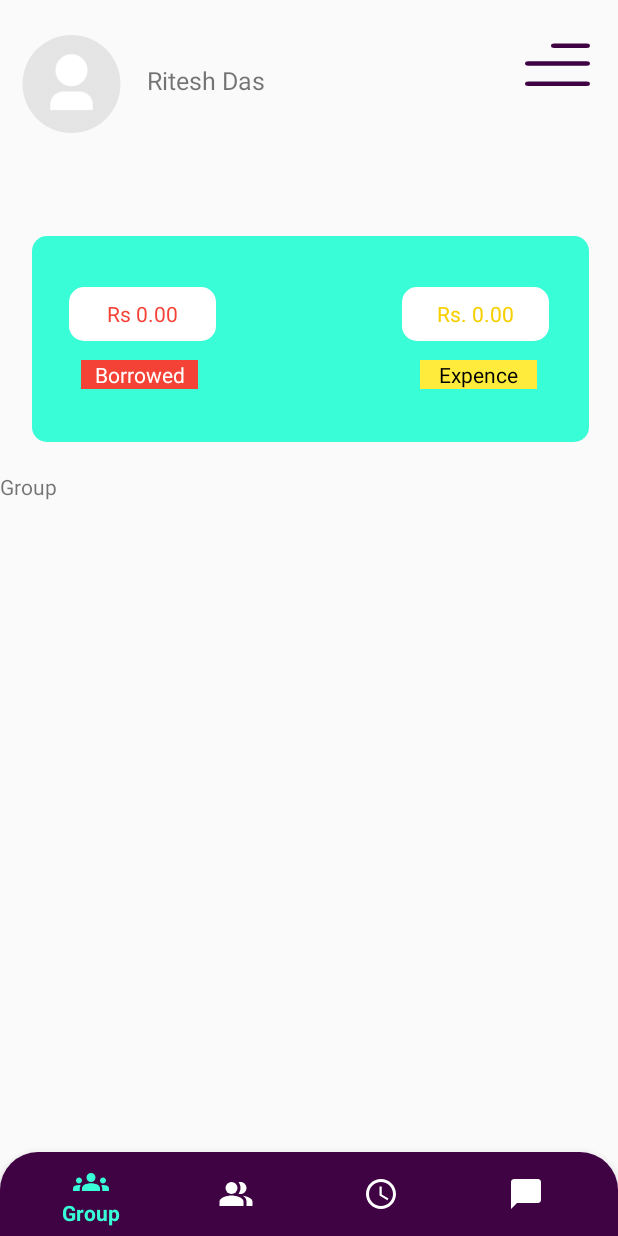
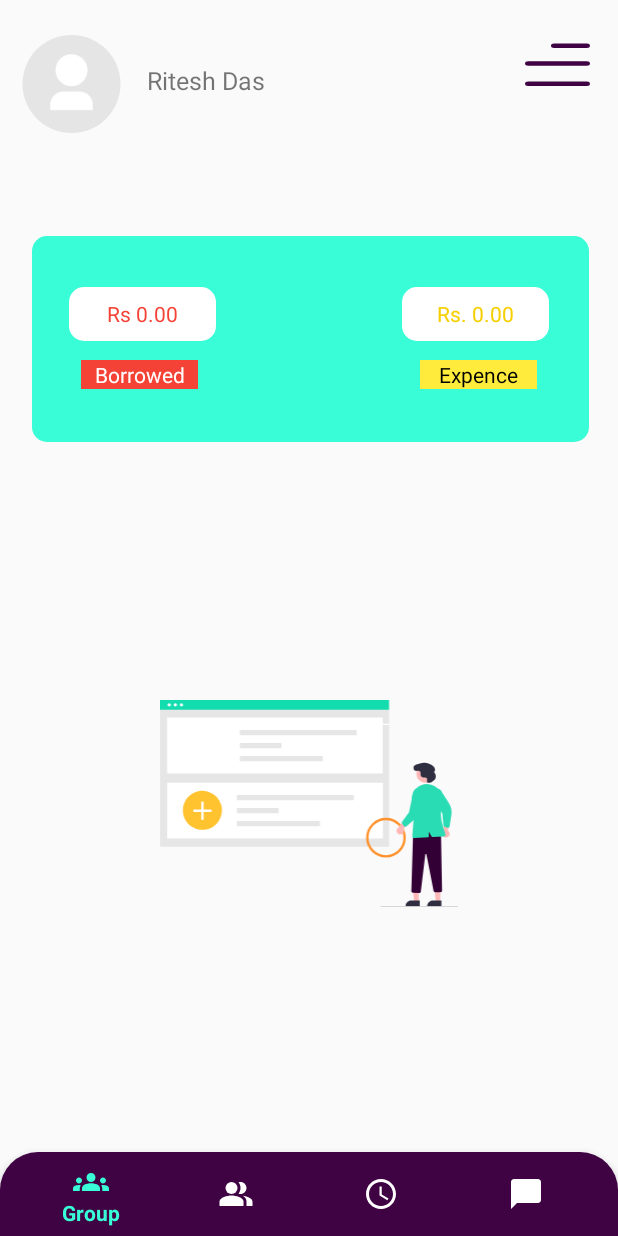
Before and after one commit to soumen974/CashSlash, an Android app: the Group screen opened directly, with no data from a screen before it, on a phone screen of 412 x 824 dp. Run offline under Robolectric (Android 15) with nearby library versions, the phone set to English and light mode, and no system bars; our stand-ins replace CircleImageView; Roboto replaces fonts that are not available here.

Commit message:
making group layputs

```diff
--- /dev/null
+++ b/app/src/main/res/drawable/groupimgview.xml
@@ -0,0 +1,113 @@
+<vector xmlns:android="http://schemas.android.com/apk/res/android"
+    android:width="177dp"
+    android:height="123dp"
+    android:viewportWidth="177"
+    android:viewportHeight="123">
+  <path
+      android:pathData="M136.15,0.08H0.06V87.24H136.15V0.08Z"
+      android:fillColor="#E6E6E6"/>
+  <path
+      android:pathData="M19.94,12.91C20.45,12.91 20.87,12.5 20.87,11.98C20.87,11.47 20.45,11.05 19.94,11.05C19.42,11.05 19,11.47 19,11.98C19,12.5 19.42,12.91 19.94,12.91Z"
+      android:fillColor="#ffffff"/>
+  <path
+      android:pathData="M23.47,12.91C23.99,12.91 24.41,12.5 24.41,11.98C24.41,11.47 23.99,11.05 23.47,11.05C22.96,11.05 22.54,11.47 22.54,11.98C22.54,12.5 22.96,12.91 23.47,12.91Z"
+      android:fillColor="#ffffff"/>
+  <path
+      android:pathData="M27.01,12.91C27.53,12.91 27.94,12.5 27.94,11.98C27.94,11.47 27.53,11.05 27.01,11.05C26.5,11.05 26.08,11.47 26.08,11.98C26.08,12.5 26.5,12.91 27.01,12.91Z"
+      android:fillColor="#ffffff"/>
+  <path
+      android:pathData="M136.05,14.17H17.67V14.83H136.05V14.17Z"
+      android:fillColor="#ffffff"/>
+  <path
+      android:pathData="M136.09,0H0V5.78H136.09V0Z"
+      android:fillColor="#13DCAE"/>
+  <path
+      android:pathData="M132.37,10.45H4.06V43.67H132.37V10.45Z"
+      android:fillColor="#ffffff"/>
+  <path
+      android:pathData="M132.45,49.13H4.14V82.36H132.45V49.13Z"
+      android:fillColor="#ffffff"/>
+  <path
+      android:pathData="M116.83,17.8H47.39V20.89H116.83V17.8Z"
+      android:fillColor="#E6E6E6"/>
+  <path
+      android:pathData="M72.15,25.53H47.39V28.63H72.15V25.53Z"
+      android:fillColor="#E6E6E6"/>
+  <path
+      android:pathData="M96.72,33.27H47.39V36.37H96.72V33.27Z"
+      android:fillColor="#E6E6E6"/>
+  <path
+      android:pathData="M36.7,65.56C36.7,67.81 36.05,70.02 34.81,71.9C34.55,72.3 34.27,72.68 33.96,73.04C33.24,73.89 32.41,74.64 31.48,75.25C31.22,75.42 30.96,75.58 30.69,75.72C29.3,76.49 27.77,76.96 26.19,77.11C25.83,77.15 25.46,77.16 25.09,77.16C24.08,77.16 23.07,77.03 22.1,76.77C21.54,76.63 21,76.44 20.48,76.21C20.21,76.09 19.95,75.97 19.69,75.83C19.07,75.51 18.49,75.13 17.94,74.7C17.69,74.5 17.44,74.29 17.21,74.07C15.79,72.76 14.73,71.12 14.11,69.3C13.49,67.47 13.33,65.52 13.65,63.62C13.97,61.72 14.76,59.93 15.95,58.41C17.14,56.9 18.68,55.7 20.45,54.93C22.21,54.15 24.14,53.83 26.06,54C27.99,54.16 29.83,54.79 31.45,55.85C33.06,56.9 34.38,58.34 35.3,60.04C36.22,61.73 36.7,63.63 36.7,65.56Z"
+      android:fillColor="#FFC330"/>
+  <path
+      android:pathData="M25.83,60.38H24.4V71.21H25.83V60.38Z"
+      android:fillColor="#ffffff"/>
+  <path
+      android:pathData="M30.53,65.08H19.7V66.51H30.53V65.08Z"
+      android:fillColor="#ffffff"/>
+  <path
+      android:pathData="M115.09,56.48H45.65V59.58H115.09V56.48Z"
+      android:fillColor="#E6E6E6"/>
+  <path
+      android:pathData="M70.41,64.22H45.65V67.31H70.41V64.22Z"
+      android:fillColor="#E6E6E6"/>
+  <path
+      android:pathData="M94.98,71.96H45.65V75.05H94.98V71.96Z"
+      android:fillColor="#E6E6E6"/>
+  <path
+      android:pathData="M9,3.83C9.53,3.83 9.96,3.4 9.96,2.88C9.96,2.35 9.53,1.92 9,1.92C8.47,1.92 8.04,2.35 8.04,2.88C8.04,3.4 8.47,3.83 9,3.83Z"
+      android:fillColor="#ffffff"/>
+  <path
+      android:pathData="M12.63,3.83C13.16,3.83 13.59,3.4 13.59,2.88C13.59,2.35 13.16,1.92 12.63,1.92C12.1,1.92 11.68,2.35 11.68,2.88C11.68,3.4 12.1,3.83 12.63,3.83Z"
+      android:fillColor="#ffffff"/>
+  <path
+      android:pathData="M5.36,3.83C5.89,3.83 6.32,3.4 6.32,2.88C6.32,2.35 5.89,1.92 5.36,1.92C4.83,1.92 4.4,2.35 4.4,2.88C4.4,3.4 4.83,3.83 5.36,3.83Z"
+      android:fillColor="#ffffff"/>
+  <path
+      android:pathData="M153.72,120.01L151.09,120.01L149.84,109.88L153.72,109.88L153.72,120.01Z"
+      android:fillColor="#FFB8B8"/>
+  <path
+      android:pathData="M154.38,122.55L145.92,122.55V122.44C145.92,122.01 146.01,121.58 146.17,121.18C146.34,120.78 146.58,120.42 146.89,120.11C147.19,119.81 147.55,119.57 147.96,119.4C148.35,119.23 148.78,119.15 149.22,119.15L154.38,119.15L154.38,122.55Z"
+      android:fillColor="#2F2E41"/>
+  <path
+      android:pathData="M166.56,120.01L163.94,120.01L162.69,109.88L166.56,109.88L166.56,120.01Z"
+      android:fillColor="#FFB8B8"/>
+  <path
+      android:pathData="M167.23,122.55L158.77,122.55V122.44C158.77,122.01 158.85,121.58 159.02,121.18C159.18,120.78 159.43,120.42 159.73,120.11C160.04,119.81 160.4,119.57 160.8,119.4C161.2,119.23 161.63,119.15 162.06,119.15L167.23,119.15L167.23,122.55Z"
+      android:fillColor="#2F2E41"/>
+  <path
+      android:pathData="M153.99,114.72L150.27,114.57C150.02,114.56 149.78,114.45 149.61,114.26C149.43,114.08 149.34,113.83 149.35,113.58L150.4,79.24L150.46,79.22C156.98,76.86 162.36,77.04 166.93,79.76L166.99,79.79L167.61,113.23C167.62,113.36 167.59,113.49 167.54,113.61C167.5,113.73 167.43,113.83 167.34,113.93C167.25,114.02 167.14,114.09 167.02,114.14C166.9,114.19 166.78,114.22 166.65,114.22H163.52C163.29,114.21 163.08,114.14 162.9,114C162.73,113.85 162.61,113.66 162.57,113.44L158.3,91.73C158.29,91.65 158.25,91.58 158.19,91.54C158.13,91.49 158.05,91.46 157.98,91.47C157.9,91.47 157.83,91.5 157.77,91.55C157.71,91.6 157.68,91.67 157.67,91.75L154.98,113.87C154.95,114.11 154.84,114.32 154.66,114.48C154.49,114.63 154.26,114.72 154.03,114.72C154.01,114.72 154,114.72 153.99,114.72Z"
+      android:fillColor="#330036"/>
+  <path
+      android:pathData="M157.6,49.13C160.51,49.13 162.86,46.77 162.86,43.87C162.86,40.96 160.51,38.61 157.6,38.61C154.7,38.61 152.35,40.96 152.35,43.87C152.35,46.77 154.7,49.13 157.6,49.13Z"
+      android:fillColor="#FFB8B8"/>
+  <path
+      android:pathData="M161.26,48.89C160.77,49.17 158.85,49.35 158.71,48.81L158.71,48.8C158.61,48.4 158.69,47.98 158.72,47.57C158.75,47.16 158.71,46.71 158.43,46.41C157.91,45.85 156.98,46.15 156.23,46.01C155.79,45.91 155.4,45.65 155.13,45.29C154.87,44.92 154.75,44.47 154.79,44.02C154.8,43.94 154.82,43.85 154.83,43.77C154.88,43.55 154.88,43.33 154.82,43.12C154.77,42.9 154.67,42.7 154.52,42.53C154.38,42.37 154.2,42.23 153.99,42.15C153.79,42.06 153.57,42.02 153.35,42.04C152.59,42.08 151.77,42.31 151.14,41.75C150.66,41.31 150.54,40.18 150.75,39.57C151.11,38.53 153.41,37.99 154.41,37.69C155.65,37.33 156.96,37.25 158.24,37.46C159.51,37.67 160.72,38.16 161.79,38.9C162.42,39.35 163.01,39.91 163.28,40.63C163.55,41.36 163.42,42.28 162.81,42.76C163.28,43.26 163.62,43.87 163.78,44.54C163.94,45.21 163.92,45.91 163.72,46.57C163.42,47.54 161.98,48.47 161.26,48.89Z"
+      android:fillColor="#2F2E41"/>
+  <path
+      android:pathData="M176.79,122.89H131.18C131.12,122.89 131.07,122.87 131.03,122.82C130.99,122.79 130.97,122.73 130.97,122.67C130.97,122.62 130.99,122.56 131.03,122.52C131.07,122.48 131.12,122.46 131.18,122.46H176.79C176.84,122.46 176.9,122.48 176.94,122.52C176.98,122.56 177,122.62 177,122.67C177,122.73 176.98,122.79 176.94,122.82C176.9,122.87 176.84,122.89 176.79,122.89Z"
+      android:fillColor="#CCCCCC"/>
+  <path
+      android:pathData="M25.26,16.91L25.26,16.91A11.78,11.78 0,0 1,37.04 28.69L37.04,28.69A11.78,11.78 0,0 1,25.26 40.47L25.26,40.47A11.78,11.78 0,0 1,13.49 28.69L13.49,28.69A11.78,11.78 0,0 1,25.26 16.91z"
+      />
+  <path
+      android:pathData="M134.25,70.71L134.25,70.71A11.08,11.08 0,0 1,145.33 81.79L145.33,81.79A11.08,11.08 0,0 1,134.25 92.87L134.25,92.87A11.08,11.08 0,0 1,123.17 81.79L123.17,81.79A11.08,11.08 0,0 1,134.25 70.71z"
+      android:strokeWidth="1.38824"
+
+      android:strokeColor="#FF922C"/>
+  <path
+      android:pathData="M143.44,79.78C143.73,79.67 144,79.5 144.23,79.28C144.45,79.05 144.62,78.79 144.73,78.49C144.84,78.19 144.88,77.88 144.85,77.57C144.82,77.25 144.73,76.95 144.57,76.68L149.57,70.89L145.63,70.37L141.48,75.95C141.04,76.24 140.73,76.69 140.59,77.2C140.46,77.72 140.52,78.26 140.76,78.73C141,79.2 141.41,79.57 141.9,79.76C142.39,79.96 142.94,79.96 143.44,79.78Z"
+      android:fillColor="#FFB8B8"/>
+  <path
+      android:pathData="M171.63,81C171.84,80.76 171.99,80.49 172.08,80.18C172.16,79.88 172.19,79.56 172.14,79.25C172.09,78.94 171.97,78.64 171.8,78.38C171.62,78.12 171.39,77.9 171.12,77.74L172.71,70.25L169.01,71.71L168.07,78.59C167.83,79.06 167.76,79.61 167.89,80.12C168.02,80.63 168.34,81.08 168.78,81.38C169.22,81.67 169.75,81.8 170.27,81.73C170.8,81.66 171.28,81.4 171.63,81Z"
+      android:fillColor="#FFB8B8"/>
+  <path
+      android:pathData="M171.5,75.85C171.31,75.91 171.11,75.92 170.92,75.87L169.15,75.4C168.96,75.35 168.79,75.24 168.66,75.09C168.54,74.94 168.46,74.75 168.44,74.55L167.84,67.67L161.63,56.74C161.49,56.35 161.43,55.95 161.45,55.54C161.46,55.13 161.56,54.73 161.73,54.36C161.9,53.99 162.15,53.66 162.45,53.38C162.75,53.11 163.1,52.89 163.48,52.75C163.87,52.61 164.27,52.55 164.68,52.57C165.09,52.58 165.49,52.68 165.86,52.85C166.23,53.02 166.56,53.27 166.84,53.57C167.11,53.87 167.32,54.22 167.46,54.6L171.73,61.29C173.03,63.32 173.54,65.75 173.18,68.13L172.12,75.09C172.1,75.22 172.05,75.35 171.98,75.46C171.91,75.58 171.81,75.67 171.7,75.75C171.63,75.79 171.57,75.82 171.5,75.85Z"
+      android:fillColor="#2ADCB3"/>
+  <path
+      android:pathData="M145.31,75.29C145.13,75.22 144.97,75.09 144.86,74.93L143.84,73.41C143.73,73.24 143.68,73.05 143.68,72.85C143.69,72.65 143.75,72.46 143.87,72.3L147.97,66.74L150.53,54.43C150.68,54.05 150.9,53.7 151.18,53.41C151.46,53.11 151.8,52.87 152.18,52.71C152.55,52.55 152.95,52.46 153.36,52.45C153.77,52.44 154.17,52.51 154.55,52.66C154.93,52.81 155.28,53.03 155.57,53.31C155.87,53.59 156.1,53.93 156.27,54.3C156.43,54.68 156.52,55.08 156.53,55.49C156.54,55.89 156.46,56.3 156.32,56.68L155.1,64.52C154.74,66.9 153.52,69.06 151.67,70.61L146.28,75.13C146.18,75.22 146.06,75.28 145.93,75.32C145.8,75.36 145.66,75.37 145.52,75.35C145.45,75.34 145.38,75.32 145.31,75.29Z"
+      android:fillColor="#2ADCB3"/>
+  <path
+      android:pathData="M151.94,52.9C152.85,51.91 153.96,51.13 155.21,50.63C156.45,50.13 157.79,49.91 159.13,49.99C159.21,50 159.3,50.01 159.39,50.01C160.66,50.11 161.89,50.48 163,51.1C164.12,51.71 165.09,52.56 165.85,53.58C166.62,54.61 167.16,55.8 167.44,57.06C167.72,58.32 167.72,59.62 167.46,60.89C166.44,65.71 166.7,70.72 168.21,75.42L169.62,79.8C169.66,79.94 169.67,80.09 169.65,80.24C169.63,80.38 169.58,80.52 169.49,80.64C169.41,80.76 169.3,80.86 169.17,80.94C169.04,81.01 168.9,81.05 168.75,81.06L161.54,81.45L159.69,78.26V81.55L150.93,82.02C150.91,82.02 150.89,82.02 150.88,82.02C150.74,82.02 150.61,81.99 150.49,81.94C150.37,81.88 150.26,81.81 150.17,81.71C150.08,81.61 150.01,81.49 149.96,81.37C149.92,81.24 149.9,81.11 149.91,80.98L150.9,68.69L149.66,60.35C149.46,59.01 149.56,57.65 149.96,56.36C150.35,55.07 151.03,53.89 151.94,52.9Z"
+      android:fillColor="#2ADCB3"/>
+</vector>
--- /dev/null
+++ b/app/src/main/res/font/barlow_semi_condensed_regular.xml
@@ -0,0 +1,7 @@
+<?xml version="1.0" encoding="utf-8"?>
+<font-family xmlns:app="http://schemas.android.com/apk/res-auto"
+        app:fontProviderAuthority="com.google.android.gms.fonts"
+        app:fontProviderPackage="com.google.android.gms"
+        app:fontProviderQuery="name=Barlow&amp;width=88"
+        app:fontProviderCerts="@array/com_google_android_gms_fonts_certs">
+</font-family>
--- a/app/src/main/res/layout/activity_homegroup.xml
+++ b/app/src/main/res/layout/activity_homegroup.xml
@@ -14,7 +14,7 @@
         android:layout_alignParentTop="true"
         android:layout_marginStart="12dp"
         android:layout_marginTop="23dp"
-        android:src="@drawable/userimg"
+        android:src="@drawable/groupcreate"
         app:layout_constraintBottom_toBottomOf="parent"
         app:layout_constraintEnd_toEndOf="parent"
         app:layout_constraintHorizontal_bias="0.497"
@@ -71,7 +71,7 @@
         android:textColor="#F44336" />
 
     <TextView
-        android:id="@+id/textView5"
+        android:id="@+id/showName"
         android:layout_width="wrap_content"
         android:layout_height="wrap_content"
         android:layout_alignParentStart="true"
--- a/app/src/main/res/layout/fragment_group.xml
+++ b/app/src/main/res/layout/fragment_group.xml
@@ -1,14 +1,28 @@
 <?xml version="1.0" encoding="utf-8"?>
-<FrameLayout xmlns:android="http://schemas.android.com/apk/res/android"
+<RelativeLayout xmlns:android="http://schemas.android.com/apk/res/android"
     xmlns:tools="http://schemas.android.com/tools"
     android:layout_width="match_parent"
     android:layout_height="match_parent"
     tools:context=".Group">
 
-    <!-- TODO: Update blank fragment layout -->
-    <TextView
+
+    <ImageView
+        android:layout_width="224dp"
+        android:layout_height="297dp"
+        android:layout_centerInParent="true"
+        android:layout_marginBottom="304dp"
+        android:src="@drawable/groupimgview" />
+
+    <androidx.recyclerview.widget.RecyclerView
+        android:id="@+id/groupbar"
         android:layout_width="match_parent"
         android:layout_height="match_parent"
-        android:text="Group" />
+        android:layout_alignParentStart="true"
+        android:layout_alignParentTop="true"
+        android:layout_alignParentEnd="true"
+        android:layout_alignParentBottom="true"
+        android:layout_centerHorizontal="true">
 
-</FrameLayout>
+    </androidx.recyclerview.widget.RecyclerView>
+
+</RelativeLayout>
--- /dev/null
+++ b/app/src/main/res/layout/group_layout.xml
@@ -0,0 +1,50 @@
+<?xml version="1.0" encoding="utf-8"?>
+<RelativeLayout xmlns:android="http://schemas.android.com/apk/res/android"
+    android:layout_width="match_parent"
+    android:layout_height="match_parent"
+    xmlns:app="http://schemas.android.com/apk/res-auto"
+    android:layout_margin="13dp">
+
+    <LinearLayout
+        android:layout_width="match_parent"
+        android:layout_height="wrap_content"
+        android:orientation="horizontal">
+
+        <ImageView
+            android:id="@+id/imageView3"
+            android:layout_width="52dp"
+            android:layout_height="52dp"
+            android:layout_marginStart="13dp"
+            android:layout_marginTop="13dp"
+            android:layout_marginEnd="13dp"
+            android:layout_marginBottom="10dp"
+            android:src="@drawable/hurry" />
+
+        <LinearLayout
+            android:layout_width="match_parent"
+            android:layout_height="wrap_content"
+            android:orientation="vertical"
+            android:layout_gravity="center"
+            android:layout_marginTop="13dp"
+            android:layout_marginBottom="10dp"
+            >
+
+            <TextView
+                android:layout_width="match_parent"
+                android:layout_height="52dp"
+                android:fontFamily="@font/barlow_semi_condensed_regular"
+                android:text="Name"
+                android:paddingLeft="10dp"
+                android:background="@color/cyan"
+                android:textColor="@color/black"
+                android:textSize="23.40dp"
+                >
+
+            </TextView>
+
+        </LinearLayout>
+
+    </LinearLayout>
+
+
+</RelativeLayout>
--- a/app/src/main/res/values/preloaded_fonts.xml
+++ b/app/src/main/res/values/preloaded_fonts.xml
@@ -2,6 +2,7 @@
 <resources>
     <array name="preloaded_fonts" translatable="false">
         <item>@font/abeezee_italic</item>
+        <item>@font/barlow_semi_condensed_regular</item>
         <item>@font/kodchasan</item>
         <item>@font/kodchasan_italic</item>
     </array>
```
Also changed, not shown: app/src/main/res/drawable/groupcreate.png (added).
